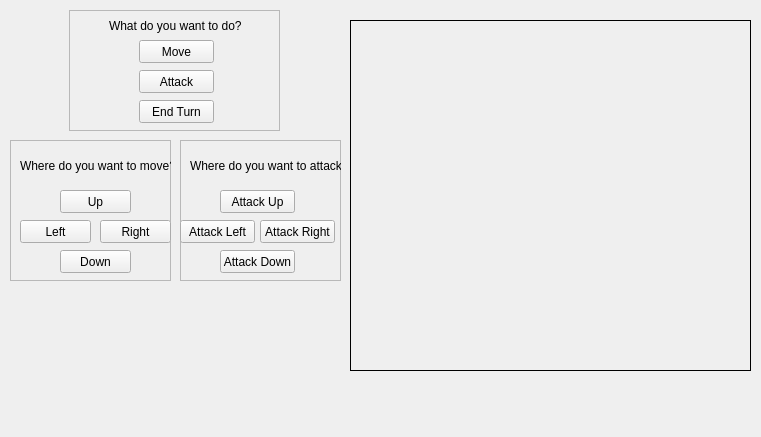
The window that Map/dungeon.ui (TeamQuadForce/Comp345RPG) describes before a commit, drawn with Qt 5.
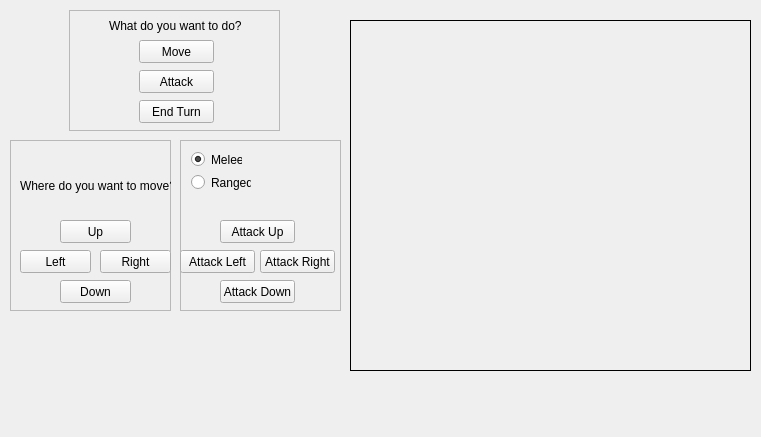
The same window after the commit.

Diff of the .ui file:
```diff
--- a/Map/dungeon.ui
+++ b/Map/dungeon.ui
@@ -48,7 +48,7 @@
      <x>180</x>
      <y>140</y>
      <width>161</width>
-     <height>141</height>
+     <height>171</height>
     </rect>
    </property>
    <property name="frameShape">
@@ -57,24 +57,11 @@
    <property name="frameShadow">
     <enum>QFrame::Raised</enum>
    </property>
-   <widget class="QLabel" name="attackQuestionLabel">
-    <property name="geometry">
-     <rect>
-      <x>10</x>
-      <y>10</y>
-      <width>151</width>
-      <height>31</height>
-     </rect>
-    </property>
-    <property name="text">
-     <string>Where do you want to attack?</string>
-    </property>
-   </widget>
    <widget class="QPushButton" name="attackUpButton">
     <property name="geometry">
      <rect>
       <x>40</x>
-      <y>50</y>
+      <y>80</y>
       <width>75</width>
       <height>23</height>
      </rect>
@@ -90,7 +77,7 @@
     <property name="geometry">
      <rect>
       <x>0</x>
-      <y>80</y>
+      <y>110</y>
       <width>75</width>
       <height>23</height>
      </rect>
@@ -106,7 +93,7 @@
     <property name="geometry">
      <rect>
       <x>80</x>
-      <y>80</y>
+      <y>110</y>
       <width>75</width>
       <height>23</height>
      </rect>
@@ -122,7 +109,7 @@
     <property name="geometry">
      <rect>
       <x>40</x>
-      <y>110</y>
+      <y>140</y>
       <width>75</width>
       <height>23</height>
      </rect>
@@ -134,6 +121,41 @@
      <string>attackButtonGroup</string>
     </attribute>
    </widget>
+   <widget class="QRadioButton" name="radioButton">
+    <property name="geometry">
+     <rect>
+      <x>11</x>
+      <y>11</y>
+      <width>51</width>
+      <height>17</height>
+     </rect>
+    </property>
+    <property name="text">
+     <string>Melee</string>
+    </property>
+    <property name="checked">
+     <bool>true</bool>
+    </property>
+    <attribute name="buttonGroup">
+     <string>typeOfAttackButtonGroup</string>
+    </attribute>
+   </widget>
+   <widget class="QRadioButton" name="radioButton_2">
+    <property name="geometry">
+     <rect>
+      <x>11</x>
+      <y>34</y>
+      <width>60</width>
+      <height>17</height>
+     </rect>
+    </property>
+    <property name="text">
+     <string>Ranged</string>
+    </property>
+    <attribute name="buttonGroup">
+     <string>typeOfAttackButtonGroup</string>
+    </attribute>
+   </widget>
   </widget>
   <widget class="QFrame" name="optionsFrame">
    <property name="geometry">
@@ -209,7 +231,7 @@
      <x>10</x>
      <y>140</y>
      <width>161</width>
-     <height>141</height>
+     <height>171</height>
     </rect>
    </property>
    <property name="frameShape">
@@ -222,7 +244,7 @@
     <property name="geometry">
      <rect>
       <x>10</x>
-      <y>10</y>
+      <y>30</y>
       <width>151</width>
       <height>31</height>
      </rect>
@@ -235,7 +257,7 @@
     <property name="geometry">
      <rect>
       <x>90</x>
-      <y>80</y>
+      <y>110</y>
       <width>71</width>
       <height>23</height>
      </rect>
@@ -251,7 +273,7 @@
     <property name="geometry">
      <rect>
       <x>10</x>
-      <y>80</y>
+      <y>110</y>
       <width>71</width>
       <height>23</height>
      </rect>
@@ -267,7 +289,7 @@
     <property name="geometry">
      <rect>
       <x>50</x>
-      <y>110</y>
+      <y>140</y>
       <width>71</width>
       <height>23</height>
      </rect>
@@ -283,7 +305,7 @@
     <property name="geometry">
      <rect>
       <x>50</x>
-      <y>50</y>
+      <y>80</y>
       <width>71</width>
       <height>23</height>
      </rect>
```
Left out of the diff: 3 changed lines with no effect on the pictures.
